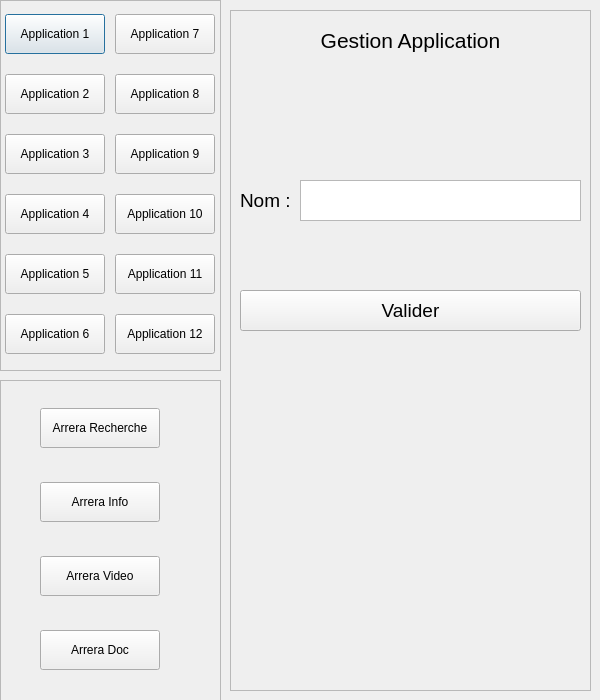
This is cdaparaarreralib.ui in Arrera-Software/Arrera-Interface as Qt 5 draws it before an edit. The edited form follows.
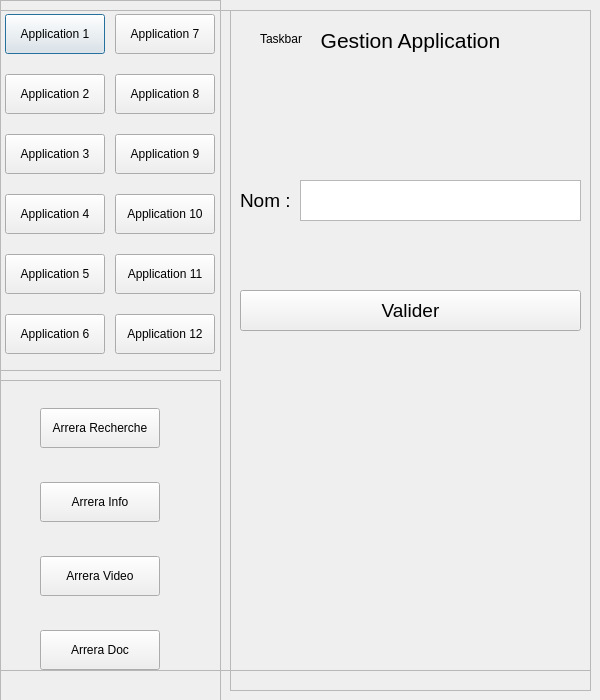
This is the edited form. Icons and pictures are not drawn.

Commit message: phase a gestion taskbar

What changed in the file:
```diff
--- a/cdaparaarreralib.ui
+++ b/cdaparaarreralib.ui
@@ -531,6 +531,35 @@
     </property>
    </widget>
   </widget>
+  <widget class="QFrame" name="frame">
+   <property name="geometry">
+    <rect>
+     <x>0</x>
+     <y>10</y>
+     <width>591</width>
+     <height>661</height>
+    </rect>
+   </property>
+   <property name="frameShape">
+    <enum>QFrame::StyledPanel</enum>
+   </property>
+   <property name="frameShadow">
+    <enum>QFrame::Raised</enum>
+   </property>
+   <widget class="QLabel" name="label">
+    <property name="geometry">
+     <rect>
+      <x>260</x>
+      <y>20</y>
+      <width>66</width>
+      <height>18</height>
+     </rect>
+    </property>
+    <property name="text">
+     <string>Taskbar</string>
+    </property>
+   </widget>
+  </widget>
  </widget>
  <resources>
   <include location="ArreraTheme.qrc"/>
```
The commit also changes 1 other file.
